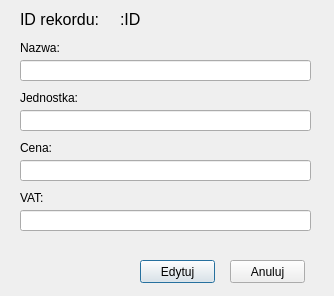
This is editproducts.ui in DzimiX/ProgramSprzedazowy as Qt 5 draws it before an edit. The edited form follows.
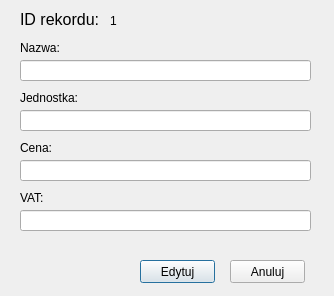
This is the edited form.

Diff of the .ui file:
```diff
--- a/editproducts.ui
+++ b/editproducts.ui
@@ -147,14 +147,14 @@
   <widget class="QLabel" name="output_id">
    <property name="geometry">
     <rect>
-     <x>120</x>
+     <x>110</x>
      <y>10</y>
-     <width>81</width>
-     <height>16</height>
+     <width>51</width>
+     <height>21</height>
     </rect>
    </property>
    <property name="text">
-    <string>&lt;html&gt;&lt;head/&gt;&lt;body&gt;&lt;p&gt;&lt;span style=&quot; font-size:12pt; color:#000000;&quot;&gt;:ID&lt;/span&gt;&lt;/p&gt;&lt;/body&gt;&lt;/html&gt;</string>
+    <string>1</string>
    </property>
   </widget>
  </widget>
```
Left out of the diff: 3 changed lines with no effect on the pictures.
